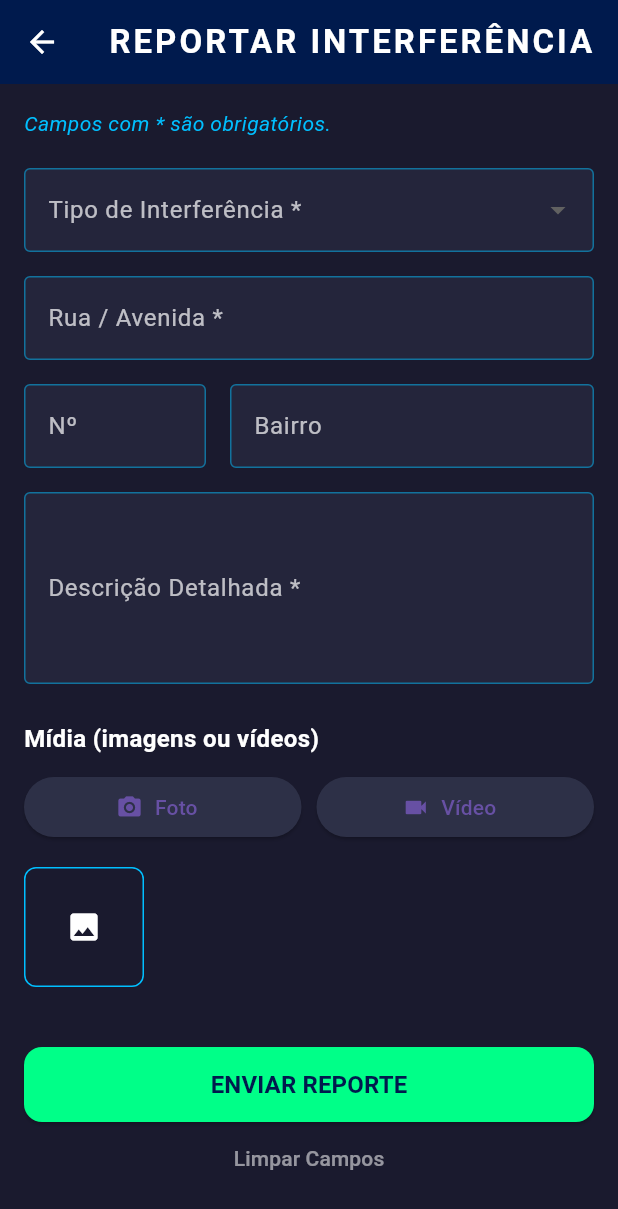
After one commit to anamurim/appcidadao, a Flutter app: the TelaReportarInterferencia screen opened directly, after a tap on "Foto", on a phone screen of 412 x 824 dp. The commit adds this screen. Shown: the top 1209 px of the screen. Run offline on Flutter 3.47's test engine with Material 3 defaults, Android fonts, the light colour scheme and no system bars; Roboto replaces fonts that are missing (Segoe UI).

Commit message:
Tela interferência Via

```diff
--- /dev/null
+++ b/lib/funcionalidades/home/apresentacao/paginas/interferencia_pagina.dart
@@ -0,0 +1,301 @@
+import 'package:flutter/material.dart';
+import '../../../../core/constantes/cores.dart';
+
+enum MediaType { image, video }
+
+class MediaItem {
+  final String url;
+  final MediaType type;
+  const MediaItem({required this.url, required this.type});
+}
+
+class TelaReportarInterferencia extends StatefulWidget {
+  const TelaReportarInterferencia({super.key});
+
+  @override
+  State<TelaReportarInterferencia> createState() =>
+      _TelaReportarInterferenciaState();
+}
+
+class _TelaReportarInterferenciaState extends State<TelaReportarInterferencia> {
+  final GlobalKey<FormState> _formKey = GlobalKey<FormState>();
+
+  String? _selectedInterferenceType;
+  final TextEditingController _streetController = TextEditingController();
+  final TextEditingController _numberController = TextEditingController();
+  final TextEditingController _neighborhoodController = TextEditingController();
+  final TextEditingController _referencePointController =
+      TextEditingController();
+  final TextEditingController _descriptionController = TextEditingController();
+  final TextEditingController _contactNameController = TextEditingController();
+  final TextEditingController _contactEmailPhoneController =
+      TextEditingController();
+
+  final List<String> _interferenceTypes = [
+    'Buraco na Via',
+    'Lixo/Entulho Descartado',
+    'Árvore Caída/Galhos',
+    'Iluminação Pública Falha',
+    'Calçada Danificada',
+    'Sinalização Danificada',
+    'Obstrução de Via',
+    'Bueiro Aberto/Quebrado',
+    'Outro',
+  ];
+
+  final List<MediaItem> _selectedMediaItems = <MediaItem>[];
+
+  @override
+  void dispose() {
+    _streetController.dispose();
+    _numberController.dispose();
+    _neighborhoodController.dispose();
+    _referencePointController.dispose();
+    _descriptionController.dispose();
+    _contactNameController.dispose();
+    _contactEmailPhoneController.dispose();
+    super.dispose();
+  }
+
+  void _addMedia(MediaType type) {
+    setState(() {
+      _selectedMediaItems.add(
+        MediaItem(
+          url: type == MediaType.image
+              ? 'https://www.gstatic.com/flutter-onestack-prototype/genui/example_1.jpg'
+              : 'video_placeholder',
+          type: type,
+        ),
+      );
+    });
+  }
+
+  void _submitReport() {
+    if (_formKey.currentState!.validate()) {
+      ScaffoldMessenger.of(context).showSnackBar(
+        const SnackBar(
+          content: Text('Enviando relato...'),
+          backgroundColor: AppCores.accentGreen,
+        ),
+      );
+      _clearForm();
+    }
+  }
+
+  void _clearForm() {
+    setState(() {
+      _formKey.currentState!.reset();
+      _selectedInterferenceType = null;
+      _streetController.clear();
+      _numberController.clear();
+      _neighborhoodController.clear();
+      _referencePointController.clear();
+      _descriptionController.clear();
+      _contactNameController.clear();
+      _contactEmailPhoneController.clear();
+      _selectedMediaItems.clear();
+    });
+  }
+
+  // Helper para criar o estilo dos campos de texto consistente com o tema escuro
+  InputDecoration _inputStyle(String label, {String? hint}) {
+    return InputDecoration(
+      labelText: label,
+      hintText: hint,
+      labelStyle: const TextStyle(color: Colors.white70),
+      hintStyle: const TextStyle(color: Colors.white38),
+      enabledBorder: OutlineInputBorder(
+        borderSide: BorderSide(color: AppCores.neonBlue.withValues(alpha: 0.5)),
+      ),
+      focusedBorder: const OutlineInputBorder(
+        borderSide: BorderSide(color: AppCores.neonBlue, width: 2),
+      ),
+      filled: true,
+      fillColor: AppCores.lightGray.withValues(alpha: 0.5),
+    );
+  }
+
+  @override
+  Widget build(BuildContext context) {
+    return Scaffold(
+      backgroundColor: AppCores.techGray, // Cor de fundo do app
+      appBar: AppBar(
+        title: const Text('REPORTAR INTERFERÊNCIA'),
+        backgroundColor: AppCores.deepBlue, // Cor da AppBar
+        elevation: 0,
+      ),
+      body: SingleChildScrollView(
+        padding: const EdgeInsets.all(16.0),
+        child: Form(
+          key: _formKey,
+          child: Column(
+            crossAxisAlignment: CrossAxisAlignment.start,
+            children: <Widget>[
+              const Text(
+                'Campos com * são obrigatórios.',
+                style: TextStyle(
+                  color: AppCores.neonBlue,
+                  fontSize: 14,
+                  fontStyle: FontStyle.italic,
+                ),
+              ),
+              const SizedBox(height: 20),
+
+              DropdownButtonFormField<String>(
+                dropdownColor: AppCores.lightGray,
+                style: const TextStyle(color: Colors.white),
+                decoration: _inputStyle('Tipo de Interferência *'),
+                initialValue: _selectedInterferenceType, // CORRIGIDO AQUI
+                items: _interferenceTypes
+                    .map(
+                      (type) =>
+                          DropdownMenuItem(value: type, child: Text(type)),
+                    )
+                    .toList(),
+                onChanged: (val) =>
+                    setState(() => _selectedInterferenceType = val),
+                validator: (val) => val == null ? 'Selecione um tipo' : null,
+              ),
+              const SizedBox(height: 16),
+
+              TextFormField(
+                controller: _streetController,
+                style: const TextStyle(color: Colors.white),
+                decoration: _inputStyle(
+                  'Rua / Avenida *',
+                  hint: 'Ex: Rua das Flores',
+                ),
+                validator: (val) => val!.isEmpty ? 'Informe a rua' : null,
+              ),
+              const SizedBox(height: 16),
+
+              Row(
+                children: [
+                  Expanded(
+                    child: TextFormField(
+                      controller: _numberController,
+                      style: const TextStyle(color: Colors.white),
+                      decoration: _inputStyle('Nº'),
+                      keyboardType: TextInputType.number,
+                    ),
+                  ),
+                  const SizedBox(width: 16),
+                  Expanded(
+                    flex: 2,
+                    child: TextFormField(
+                      controller: _neighborhoodController,
+                      style: const TextStyle(color: Colors.white),
+                      decoration: _inputStyle('Bairro'),
+                    ),
+                  ),
+                ],
+              ),
+              const SizedBox(height: 16),
+
+              TextFormField(
+                controller: _descriptionController,
+                style: const TextStyle(color: Colors.white),
+                decoration: _inputStyle('Descrição Detalhada *'),
+                maxLines: 4,
+                validator: (val) => val!.isEmpty ? 'Descreva o problema' : null,
+              ),
+              const SizedBox(height: 25),
+
+              const Text(
+                'Mídia (imagens ou vídeos)',
+                style: TextStyle(
+                  color: Colors.white,
+                  fontSize: 16,
+                  fontWeight: FontWeight.bold,
+                ),
+              ),
+              const SizedBox(height: 10),
+
+              Row(
+                children: [
+                  Expanded(
+                    child: ElevatedButton.icon(
+                      onPressed: () => _addMedia(MediaType.image),
+                      icon: const Icon(Icons.camera_alt),
+                      label: const Text('Foto'),
+                      style: ElevatedButton.styleFrom(
+                        backgroundColor: AppCores.lightGray,
+                      ),
+                    ),
+                  ),
+                  const SizedBox(width: 10),
+                  Expanded(
+                    child: ElevatedButton.icon(
+                      onPressed: () => _addMedia(MediaType.video),
+                      icon: const Icon(Icons.videocam),
+                      label: const Text('Vídeo'),
+                      style: ElevatedButton.styleFrom(
+                        backgroundColor: AppCores.lightGray,
+                      ),
+                    ),
+                  ),
+                ],
+              ),
+
+              if (_selectedMediaItems.isNotEmpty) ...[
+                const SizedBox(height: 16),
+                SizedBox(
+                  height: 80,
+                  child: ListView.separated(
+                    scrollDirection: Axis.horizontal,
+                    itemCount: _selectedMediaItems.length,
+                    separatorBuilder: (_, _) => const SizedBox(width: 8),
+                    itemBuilder: (ctx, i) => Container(
+                      width: 80,
+                      decoration: BoxDecoration(
+                        border: Border.all(color: AppCores.neonBlue),
+                        borderRadius: BorderRadius.circular(8),
+                      ),
+                      child: Icon(
+                        _selectedMediaItems[i].type == MediaType.image
+                            ? Icons.image
+                            : Icons.play_circle,
+                        color: Colors.white,
+                      ),
+                    ),
+                  ),
+                ),
+              ],
+
+              const SizedBox(height: 40),
+
+              SizedBox(
+                width: double.infinity,
+                height: 50,
+                child: ElevatedButton(
+                  onPressed: _submitReport,
+                  style: ElevatedButton.styleFrom(
+                    backgroundColor: AppCores.accentGreen, // Destaque visual
+                    foregroundColor: AppCores.deepBlue,
+                    shape: RoundedRectangleBorder(
+                      borderRadius: BorderRadius.circular(12),
+                    ),
+                  ),
+                  child: const Text(
+                    'ENVIAR REPORTE',
+                    style: TextStyle(fontWeight: FontWeight.bold, fontSize: 16),
+                  ),
+                ),
+              ),
+
+              Center(
+                child: TextButton(
+                  onPressed: _clearForm,
+                  child: const Text(
+                    'Limpar Campos',
+                    style: TextStyle(color: Colors.white54),
+                  ),
+                ),
+              ),
+            ],
+          ),
+        ),
+      ),
+    );
+  }
+}
--- a/lib/main.dart
+++ b/lib/main.dart
@@ -4,6 +4,7 @@ import 'package:appcidadao/funcionalidades/autenticacao/apresentacao/paginas/tel
 import 'package:appcidadao/funcionalidades/autenticacao/apresentacao/paginas/tela_cadastro_usuario.dart';
 import 'package:appcidadao/funcionalidades/home/apresentacao/paginas/tela_home.dart';
 import 'package:appcidadao/core/tema/app_tema.dart';
+//import 'package:appcidadao/funcionalidades/home/apresentacao/paginas/interferencia_pagina.dart';
 
 void main() {
   runApp(const AppCidadao());
@@ -22,6 +23,7 @@ class AppCidadao extends StatelessWidget {
       routes: {
         '/': (context) => const TechLoginScreen(),
         '/home': (context) => const HomeScreen(),
+        //'/reportar_interferencia': (context) => const TelaReportarInterferencia(),
         '/forgot-password': (context) => const ForgotPasswordScreen(),
         '/signup': (context) => const SignupScreen(),
       },
```
Also changed, not shown: lib/funcionalidades/home/apresentacao/componentes/lista_funcionalidades_widget.dart (+72 -85 lines).
